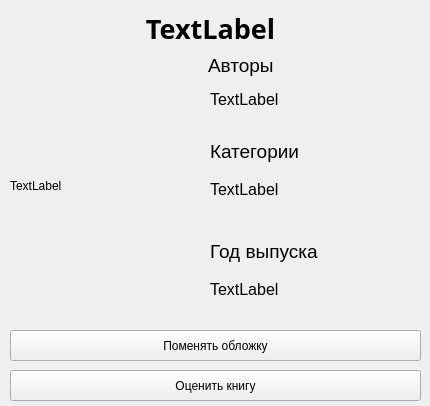
Old version of the form BookWindow_design.ui in the repository korovkinjaroslav/Books-.
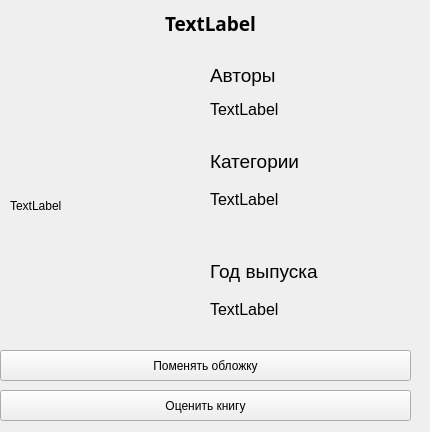
New version of the form.

Commit message: created BooksLayout class

Patch:
```diff
--- a/BookWindow_design.ui
+++ b/BookWindow_design.ui
@@ -7,7 +7,7 @@
     <x>0</x>
     <y>0</y>
     <width>430</width>
-    <height>406</height>
+    <height>432</height>
    </rect>
   </property>
   <property name="windowTitle">
@@ -19,13 +19,13 @@
      <x>10</x>
      <y>10</y>
      <width>401</width>
-     <height>31</height>
+     <height>51</height>
     </rect>
    </property>
    <property name="font">
     <font>
      <family>Sitka Text Semibold</family>
-     <pointsize>20</pointsize>
+     <pointsize>14</pointsize>
      <bold>true</bold>
     </font>
    </property>
@@ -40,7 +40,7 @@
    <property name="geometry">
     <rect>
      <x>10</x>
-     <y>50</y>
+     <y>70</y>
      <width>191</width>
      <height>271</height>
     </rect>
@@ -52,8 +52,8 @@
   <widget class="QLabel" name="lbl">
    <property name="geometry">
     <rect>
-     <x>208</x>
-     <y>50</y>
+     <x>210</x>
+     <y>60</y>
      <width>211</width>
      <height>31</height>
     </rect>
@@ -71,7 +71,7 @@
    <property name="geometry">
     <rect>
      <x>210</x>
-     <y>90</y>
+     <y>100</y>
      <width>201</width>
      <height>51</height>
     </rect>
@@ -92,7 +92,7 @@
    <property name="geometry">
     <rect>
      <x>210</x>
-     <y>140</y>
+     <y>150</y>
      <width>191</width>
      <height>31</height>
     </rect>
@@ -113,7 +113,7 @@
    <property name="geometry">
     <rect>
      <x>210</x>
-     <y>180</y>
+     <y>190</y>
      <width>191</width>
      <height>61</height>
     </rect>
@@ -134,7 +134,7 @@
    <property name="geometry">
     <rect>
      <x>210</x>
-     <y>240</y>
+     <y>260</y>
      <width>171</width>
      <height>31</height>
     </rect>
@@ -155,7 +155,7 @@
    <property name="geometry">
     <rect>
      <x>210</x>
-     <y>280</y>
+     <y>300</y>
      <width>201</width>
      <height>31</height>
     </rect>
@@ -175,8 +175,8 @@
   <widget class="QPushButton" name="change_cover_button">
    <property name="geometry">
     <rect>
-     <x>10</x>
-     <y>330</y>
+     <x>0</x>
+     <y>350</y>
      <width>411</width>
      <height>31</height>
     </rect>
@@ -188,8 +188,8 @@
   <widget class="QPushButton" name="rate_button">
    <property name="geometry">
     <rect>
-     <x>10</x>
-     <y>370</y>
+     <x>0</x>
+     <y>390</y>
      <width>411</width>
      <height>31</height>
     </rect>
```
The commit also changes 1 other file.
